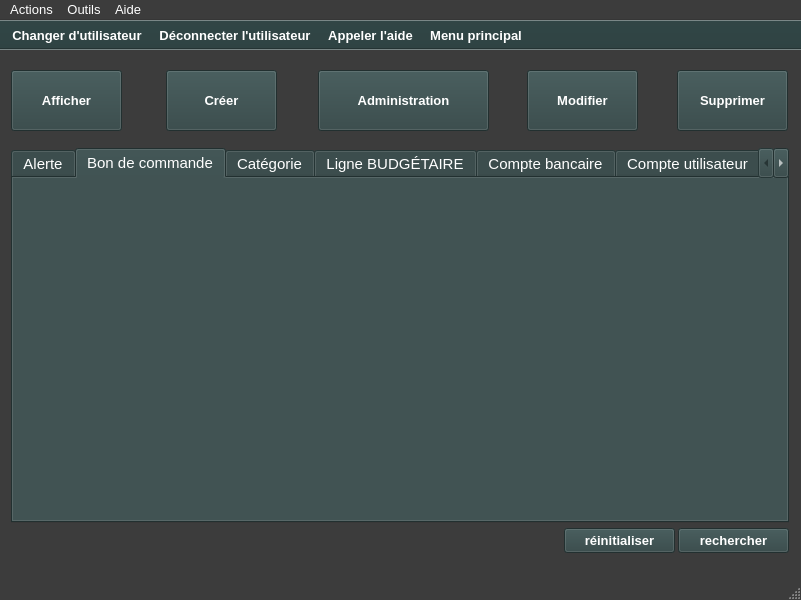
The window that ui/yeroth-erp-admin-lister-window.ui (yerothd/yeroth-erp-3-0) describes before a commit, drawn with Qt 5.
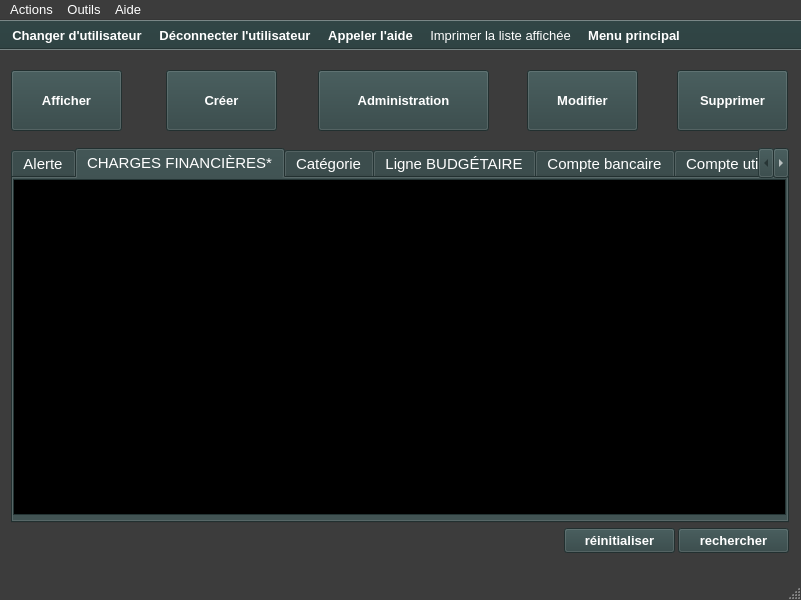
The same window after the commit. The open tabs and pages were chosen to show the change. Icons and pictures are not drawn. Custom widgets are drawn as their Qt base class.

```diff
--- a/ui/yeroth-erp-admin-lister-window.ui
+++ b/ui/yeroth-erp-admin-lister-window.ui
@@ -1451,8 +1451,528 @@
     </widget>
     <widget class="QWidget" name="tab_5_bon_commande">
      <attribute name="title">
-      <string>Bon de commande</string>
+      <string>CHARGES FINANCIÈRES*</string>
      </attribute>
+     <widget class="YerothERPAlertTableView" name="tableView_lister_charges_financieres">
+      <property name="geometry">
+       <rect>
+        <x>0</x>
+        <y>1</y>
+        <width>773</width>
+        <height>336</height>
+       </rect>
+      </property>
+      <property name="palette">
+       <palette>
+        <active>
+         <colorrole role="WindowText">
+          <brush brushstyle="SolidPattern">
+           <color alpha="255">
+            <red>2</red>
+            <green>160</green>
+            <blue>70</blue>
+           </color>
+          </brush>
+         </colorrole>
+         <colorrole role="Button">
+          <brush brushstyle="SolidPattern">
+           <color alpha="255">
+            <red>47</red>
+            <green>67</green>
+            <blue>67</blue>
+           </color>
+          </brush>
+         </colorrole>
+         <colorrole role="Light">
+          <brush brushstyle="SolidPattern">
+           <color alpha="255">
+            <red>70</red>
+            <green>100</green>
+            <blue>100</blue>
+           </color>
+          </brush>
+         </colorrole>
+         <colorrole role="Midlight">
+          <brush brushstyle="SolidPattern">
+           <color alpha="255">
+            <red>58</red>
+            <green>83</green>
+            <blue>83</blue>
+           </color>
+          </brush>
+         </colorrole>
+         <colorrole role="Dark">
+          <brush brushstyle="SolidPattern">
+           <color alpha="255">
+            <red>23</red>
+            <green>33</green>
+            <blue>33</blue>
+           </color>
+          </brush>
+         </colorrole>
+         <colorrole role="Mid">
+          <brush brushstyle="SolidPattern">
+           <color alpha="255">
+            <red>31</red>
+            <green>44</green>
+            <blue>44</blue>
+           </color>
+          </brush>
+         </colorrole>
+         <colorrole role="Text">
+          <brush brushstyle="SolidPattern">
+           <color alpha="255">
+            <red>255</red>
+            <green>255</green>
+            <blue>255</blue>
+           </color>
+          </brush>
+         </colorrole>
+         <colorrole role="BrightText">
+          <brush brushstyle="SolidPattern">
+           <color alpha="255">
+            <red>255</red>
+            <green>255</green>
+            <blue>255</blue>
+           </color>
+          </brush>
+         </colorrole>
+         <colorrole role="ButtonText">
+          <brush brushstyle="SolidPattern">
+           <color alpha="255">
+            <red>2</red>
+            <green>160</green>
+            <blue>70</blue>
+           </color>
+          </brush>
+         </colorrole>
+         <colorrole role="Base">
+          <brush brushstyle="SolidPattern">
+           <color alpha="255">
+            <red>0</red>
+            <green>0</green>
+            <blue>0</blue>
+           </color>
+          </brush>
+         </colorrole>
+         <colorrole role="Window">
+          <brush brushstyle="SolidPattern">
+           <color alpha="255">
+            <red>47</red>
+            <green>67</green>
+            <blue>67</blue>
+           </color>
+          </brush>
+         </colorrole>
+         <colorrole role="Shadow">
+          <brush brushstyle="SolidPattern">
+           <color alpha="255">
+            <red>0</red>
+            <green>0</green>
+            <blue>0</blue>
+           </color>
+          </brush>
+         </colorrole>
+         <colorrole role="Highlight">
+          <brush brushstyle="SolidPattern">
+           <color alpha="255">
+            <red>0</red>
+            <green>0</green>
+            <blue>0</blue>
+           </color>
+          </brush>
+         </colorrole>
+         <colorrole role="HighlightedText">
+          <brush brushstyle="SolidPattern">
+           <color alpha="255">
+            <red>26</red>
+            <green>95</green>
+            <blue>180</blue>
+           </color>
+          </brush>
+         </colorrole>
+         <colorrole role="AlternateBase">
+          <brush brushstyle="SolidPattern">
+           <color alpha="255">
+            <red>23</red>
+            <green>33</green>
+            <blue>33</blue>
+           </color>
+          </brush>
+         </colorrole>
+         <colorrole role="ToolTipBase">
+          <brush brushstyle="SolidPattern">
+           <color alpha="255">
+            <red>255</red>
+            <green>255</green>
+            <blue>220</blue>
+           </color>
+          </brush>
+         </colorrole>
+         <colorrole role="ToolTipText">
+          <brush brushstyle="SolidPattern">
+           <color alpha="255">
+            <red>0</red>
+            <green>0</green>
+            <blue>0</blue>
+           </color>
+          </brush>
+         </colorrole>
+         <colorrole role="PlaceholderText">
+          <brush brushstyle="NoBrush">
+           <color alpha="128">
+            <red>255</red>
+            <green>255</green>
+            <blue>255</blue>
+           </color>
+          </brush>
+         </colorrole>
+        </active>
+        <inactive>
+         <colorrole role="WindowText">
+          <brush brushstyle="SolidPattern">
+           <color alpha="255">
+            <red>2</red>
+            <green>160</green>
+            <blue>70</blue>
+           </color>
+          </brush>
+         </colorrole>
+         <colorrole role="Button">
+          <brush brushstyle="SolidPattern">
+           <color alpha="255">
+            <red>47</red>
+            <green>67</green>
+            <blue>67</blue>
+           </color>
+          </brush>
+         </colorrole>
+         <colorrole role="Light">
+          <brush brushstyle="SolidPattern">
+           <color alpha="255">
+            <red>70</red>
+            <green>100</green>
+            <blue>100</blue>
+           </color>
+          </brush>
+         </colorrole>
+         <colorrole role="Midlight">
+          <brush brushstyle="SolidPattern">
+           <color alpha="255">
+            <red>58</red>
+            <green>83</green>
+            <blue>83</blue>
+           </color>
+          </brush>
+         </colorrole>
+         <colorrole role="Dark">
+          <brush brushstyle="SolidPattern">
+           <color alpha="255">
+            <red>23</red>
+            <green>33</green>
+            <blue>33</blue>
+           </color>
+          </brush>
+         </colorrole>
+         <colorrole role="Mid">
+          <brush brushstyle="SolidPattern">
+           <color alpha="255">
+            <red>31</red>
+            <green>44</green>
+            <blue>44</blue>
+           </color>
+          </brush>
+         </colorrole>
+         <colorrole role="Text">
+          <brush brushstyle="SolidPattern">
+           <color alpha="255">
+            <red>255</red>
+            <green>255</green>
+            <blue>255</blue>
+           </color>
+          </brush>
+         </colorrole>
+         <colorrole role="BrightText">
+          <brush brushstyle="SolidPattern">
+           <color alpha="255">
+            <red>255</red>
+            <green>255</green>
+            <blue>255</blue>
+           </color>
+          </brush>
+         </colorrole>
+         <colorrole role="ButtonText">
+          <brush brushstyle="SolidPattern">
+           <color alpha="255">
+            <red>2</red>
+            <green>160</green>
+            <blue>70</blue>
+           </color>
+          </brush>
+         </colorrole>
+         <colorrole role="Base">
+          <brush brushstyle="SolidPattern">
+           <color alpha="255">
+            <red>0</red>
+            <green>0</green>
+            <blue>0</blue>
+           </color>
+          </brush>
+         </colorrole>
+         <colorrole role="Window">
+          <brush brushstyle="SolidPattern">
+           <color alpha="255">
+            <red>47</red>
+            <green>67</green>
+            <blue>67</blue>
+           </color>
+          </brush>
+         </colorrole>
+         <colorrole role="Shadow">
+          <brush brushstyle="SolidPattern">
+           <color alpha="255">
+            <red>0</red>
+            <green>0</green>
+            <blue>0</blue>
+           </color>
+          </brush>
+         </colorrole>
+         <colorrole role="Highlight">
+          <brush brushstyle="SolidPattern">
+           <color alpha="255">
+            <red>0</red>
+            <green>0</green>
+            <blue>0</blue>
+           </color>
+          </brush>
+         </colorrole>
+         <colorrole role="HighlightedText">
+          <brush brushstyle="SolidPattern">
+           <color alpha="255">
+            <red>26</red>
+            <green>95</green>
+            <blue>180</blue>
+           </color>
+          </brush>
+         </colorrole>
+         <colorrole role="AlternateBase">
+          <brush brushstyle="SolidPattern">
+           <color alpha="255">
+            <red>23</red>
+            <green>33</green>
+            <blue>33</blue>
+           </color>
+          </brush>
+         </colorrole>
+         <colorrole role="ToolTipBase">
+          <brush brushstyle="SolidPattern">
+           <color alpha="255">
+            <red>255</red>
+            <green>255</green>
+            <blue>220</blue>
+           </color>
+          </brush>
+         </colorrole>
+         <colorrole role="ToolTipText">
+          <brush brushstyle="SolidPattern">
+           <color alpha="255">
+            <red>0</red>
+            <green>0</green>
+            <blue>0</blue>
+           </color>
+          </brush>
+         </colorrole>
+         <colorrole role="PlaceholderText">
+          <brush brushstyle="NoBrush">
+           <color alpha="128">
+            <red>255</red>
+            <green>255</green>
+            <blue>255</blue>
+           </color>
+          </brush>
+         </colorrole>
+        </inactive>
+        <disabled>
+         <colorrole role="WindowText">
+          <brush brushstyle="SolidPattern">
+           <color alpha="255">
+            <red>23</red>
+            <green>33</green>
+            <blue>33</blue>
+           </color>
+          </brush>
+         </colorrole>
+         <colorrole role="Button">
+          <brush brushstyle="SolidPattern">
+           <color alpha="255">
+            <red>47</red>
+            <green>67</green>
+            <blue>67</blue>
+           </color>
+          </brush>
+         </colorrole>
+         <colorrole role="Light">
+          <brush brushstyle="SolidPattern">
+           <color alpha="255">
+            <red>70</red>
+            <green>100</green>
+            <blue>100</blue>
+           </color>
+          </brush>
+         </colorrole>
+         <colorrole role="Midlight">
+          <brush brushstyle="SolidPattern">
+           <color alpha="255">
+            <red>58</red>
+            <green>83</green>
+            <blue>83</blue>
+           </color>
+          </brush>
+         </colorrole>
+         <colorrole role="Dark">
+          <brush brushstyle="SolidPattern">
+           <color alpha="255">
+            <red>23</red>
+            <green>33</green>
+            <blue>33</blue>
+           </color>
+          </brush>
+         </colorrole>
+         <colorrole role="Mid">
+          <brush brushstyle="SolidPattern">
+           <color alpha="255">
+            <red>31</red>
+            <green>44</green>
+            <blue>44</blue>
+           </color>
+          </brush>
+         </colorrole>
+         <colorrole role="Text">
+          <brush brushstyle="SolidPattern">
+           <color alpha="255">
+            <red>23</red>
+            <green>33</green>
+            <blue>33</blue>
+           </color>
+          </brush>
+         </colorrole>
+         <colorrole role="BrightText">
+          <brush brushstyle="SolidPattern">
+           <color alpha="255">
+            <red>255</red>
+            <green>255</green>
+            <blue>255</blue>
+           </color>
+          </brush>
+         </colorrole>
+         <colorrole role="ButtonText">
+          <brush brushstyle="SolidPattern">
+           <color alpha="255">
+            <red>23</red>
+            <green>33</green>
+            <blue>33</blue>
+           </color>
+          </brush>
+         </colorrole>
+         <colorrole role="Base">
+          <brush brushstyle="SolidPattern">
+           <color alpha="255">
+            <red>47</red>
+            <green>67</green>
+            <blue>67</blue>
+           </color>
+          </brush>
+         </colorrole>
+         <colorrole role="Window">
+          <brush brushstyle="SolidPattern">
+           <color alpha="255">
+            <red>47</red>
+            <green>67</green>
+            <blue>67</blue>
+           </color>
+          </brush>
+         </colorrole>
+         <colorrole role="Shadow">
+          <brush brushstyle="SolidPattern">
+           <color alpha="255">
+            <red>0</red>
+            <green>0</green>
+            <blue>0</blue>
+           </color>
+          </brush>
+         </colorrole>
+         <colorrole role="Highlight">
+          <brush brushstyle="SolidPattern">
+           <color alpha="255">
+            <red>145</red>
+            <green>145</green>
+            <blue>145</blue>
+           </color>
+          </brush>
+         </colorrole>
+         <colorrole role="HighlightedText">
+          <brush brushstyle="SolidPattern">
+           <color alpha="255">
+            <red>26</red>
+            <green>95</green>
+            <blue>180</blue>
+           </color>
+          </brush>
+         </colorrole>
+         <colorrole role="AlternateBase">
+          <brush brushstyle="SolidPattern">
+           <color alpha="255">
+            <red>47</red>
+            <green>67</green>
+            <blue>67</blue>
+           </color>
+          </brush>
+         </colorrole>
+         <colorrole role="ToolTipBase">
+          <brush brushstyle="SolidPattern">
+           <color alpha="255">
+            <red>255</red>
+            <green>255</green>
+            <blue>220</blue>
+           </color>
+          </brush>
+         </colorrole>
+         <colorrole role="ToolTipText">
+          <brush brushstyle="SolidPattern">
+           <color alpha="255">
+            <red>0</red>
+            <green>0</green>
+            <blue>0</blue>
+           </color>
+          </brush>
+         </colorrole>
+         <colorrole role="PlaceholderText">
+          <brush brushstyle="NoBrush">
+           <color alpha="128">
+            <red>255</red>
+            <green>255</green>
+            <blue>255</blue>
+           </color>
+          </brush>
+         </colorrole>
+        </disabled>
+       </palette>
+      </property>
+      <property name="font">
+       <font>
+        <pointsize>11</pointsize>
+       </font>
+      </property>
+      <property name="verticalScrollBarPolicy">
+       <enum>Qt::ScrollBarAsNeeded</enum>
+      </property>
+      <property name="horizontalScrollBarPolicy">
+       <enum>Qt::ScrollBarAsNeeded</enum>
+      </property>
+      <property name="sortingEnabled">
+       <bool>true</bool>
+      </property>
+     </widget>
     </widget>
     <widget class="QWidget" name="tab_categorie">
      <attribute name="title">
@@ -10170,6 +10690,7 @@
    <addaction name="actionChanger_utilisateur"/>
    <addaction name="actionDeconnecter_utilisateur"/>
    <addaction name="actionAppeler_aide"/>
+   <addaction name="actionAfficherPDF"/>
    <addaction name="actionRetournerMenuPrincipal"/>
   </widget>
   <action name="actionA_propos">
@@ -10341,6 +10862,25 @@
     </font>
    </property>
   </action>
+  <action name="actionAfficherPDF">
+   <property name="icon">
+    <iconset resource="../yeroth-erp-3-0.qrc">
+     <normaloff>:/yeroth-erp-3-0-images/yeroth-erp-3-0-pdf-print-icon.svg</normaloff>:/yeroth-erp-3-0-images/yeroth-erp-3-0-pdf-print-icon.svg</iconset>
+   </property>
+   <property name="text">
+    <string>Imprimer la liste affichée</string>
+   </property>
+   <property name="toolTip">
+    <string>Imprimer la liste affichée</string>
+   </property>
+   <property name="font">
+    <font>
+     <pointsize>10</pointsize>
+     <weight>50</weight>
+     <bold>false</bold>
+    </font>
+   </property>
+  </action>
  </widget>
  <customwidgets>
   <customwidget>
```
Left out of the diff: 341 changed lines with no effect on the pictures.
